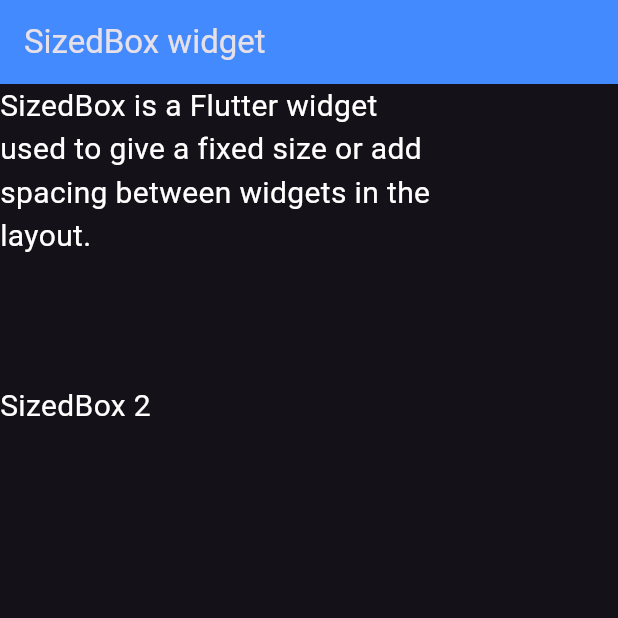
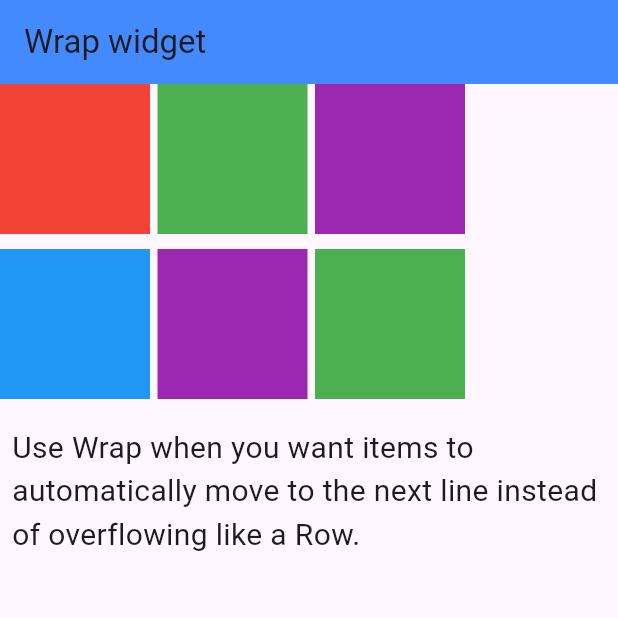
Before and after one commit to Chirag-mokariya/flutter_basic, a Flutter app: the screen it shows after launch, on a phone screen of 412 x 824 dp, the top half of it. Run offline on Flutter 3.47's test engine with Material 3 defaults, Android fonts, the phone set to English and light mode, and no system bars.

Commit message:
row, column and wrap widget

```diff
--- a/lib/main.dart
+++ b/lib/main.dart
@@ -1,6 +1,9 @@
 import 'package:flutter/material.dart';
+import 'package:flutter_basic/widgets/col_widget.dart';
 import 'package:flutter_basic/widgets/container_widget.dart';
+import 'package:flutter_basic/widgets/row_widget.dart';
 import 'package:flutter_basic/widgets/sizedbox_widget.dart';
+import 'package:flutter_basic/widgets/wrap_widget.dart';
 
 void main() {
   runApp(const MyApp());
@@ -14,15 +17,13 @@ class MyApp extends StatelessWidget {
     return MaterialApp(
       debugShowCheckedModeBanner: false,
       theme: ThemeData(
-        brightness: Brightness.dark,
         appBarTheme: AppBarTheme(backgroundColor: Colors.blueAccent),
-        textTheme: TextTheme(
-          bodyMedium: TextStyle(color: Colors.black87, fontSize: 20),
-          bodySmall: TextStyle(color: Colors.black87, fontSize: 18),
-        ),
       ),
       // home: ContainerWidget(),
-      home: SizedBoxWidget(),
+      // home: SizedBoxWidget(),
+      // home: RowWidget(),
+      // home: ColWidget(),
+      home: WrapWidget(),
     );
   }
 }
--- /dev/null
+++ b/lib/widgets/wrap_widget.dart
@@ -0,0 +1,32 @@
+import 'package:flutter/material.dart';
+
+class WrapWidget extends StatelessWidget {
+  const WrapWidget({super.key});
+
+  @override
+  Widget build(BuildContext context) {
+    return Scaffold(
+      appBar: AppBar(title: Text("Wrap widget")),
+      body: Wrap(
+        // direction: Axis.vertical,
+        spacing: 5, //horizontal space
+        runSpacing: 10, //vertical space
+        children: [
+          Container(height: 100, width: 100, color: Colors.red),
+          Container(height: 100, width: 100, color: Colors.green),
+          Container(height: 100, width: 100, color: Colors.purple),
+          Container(height: 100, width: 100, color: Colors.blue),
+          Container(height: 100, width: 100, color: Colors.purple),
+          Container(height: 100, width: 100, color: Colors.green),
+          Padding(
+            padding: const EdgeInsets.all(8.0),
+            child: Text(
+              "Use Wrap when you want items to automatically move to the next line instead of overflowing like a Row.",
+              style: TextStyle(fontSize: 20),
+            ),
+          ),
+        ],
+      ),
+    );
+  }
+}
```
Also changed, not shown: lib/widgets/col_widget.dart (added, +26 -0 lines), lib/widgets/row_widget.dart (added, +24 -0 lines).
